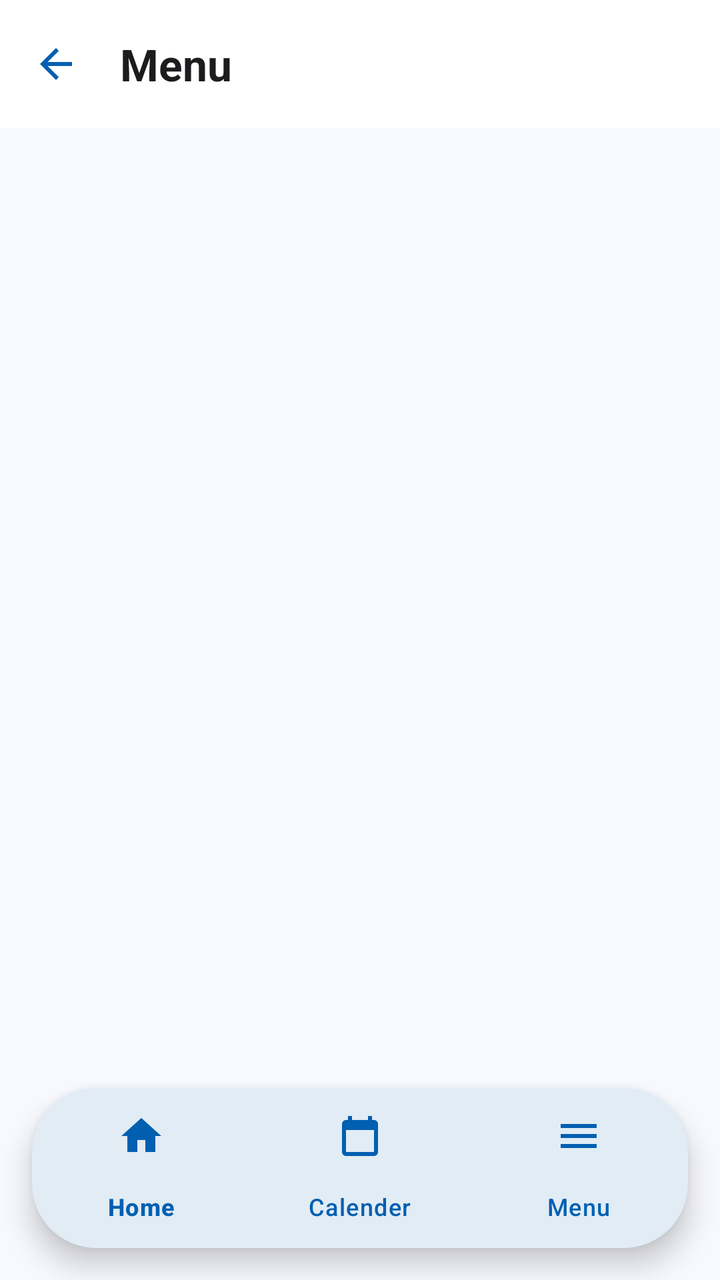
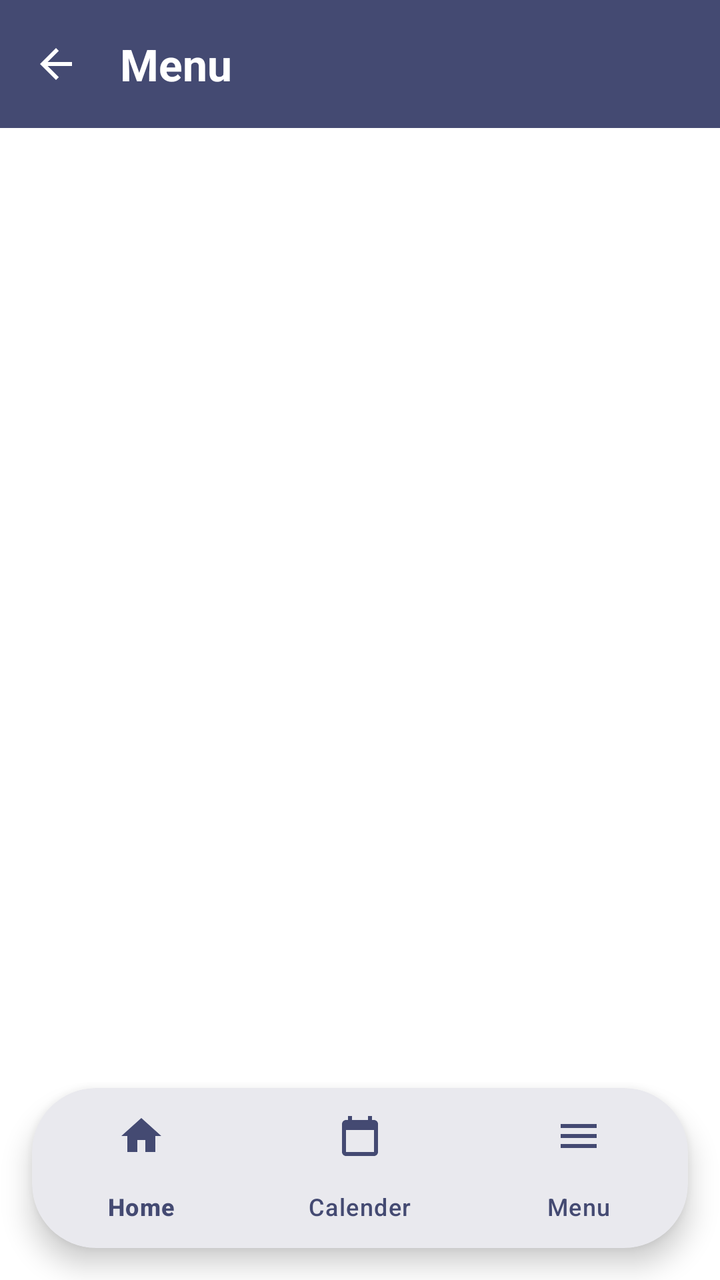

Two renders of the same Android screen: before a commit and after it. Below are the layout's source before the change and the commit's diff.
<!-- AndroidManifest.xml: application theme Theme.MyDUET -->
<!-- res/layout/activity_menu.xml -->
<?xml version="1.0" encoding="utf-8"?>
<androidx.coordinatorlayout.widget.CoordinatorLayout 
    xmlns:android="http://schemas.android.com/apk/res/android"
    xmlns:app="http://schemas.android.com/apk/res-auto"
    android:layout_width="match_parent"
    android:layout_height="match_parent"
    android:background="?android:attr/windowBackground"
    android:fitsSystemWindows="true">

    <com.google.android.material.appbar.AppBarLayout
        android:layout_width="match_parent"
        android:layout_height="wrap_content"
        android:background="?attr/colorSurface"
        app:elevation="0dp">

        <com.google.android.material.appbar.MaterialToolbar
            android:id="@+id/toolbar"
            android:layout_width="match_parent"
            android:layout_height="?attr/actionBarSize"
            android:background="?attr/colorSurface"
            app:navigationIcon="@drawable/ic_back"
            app:navigationIconTint="?attr/colorPrimary"
            app:title="Menu"
            app:titleTextColor="?attr/colorOnSurface" />
    </com.google.android.material.appbar.AppBarLayout>

    <androidx.core.widget.NestedScrollView
        android:layout_width="match_parent"
        android:layout_height="match_parent"
        android:paddingBottom="100dp"
        android:clipToPadding="false"
        app:layout_behavior="@string/appbar_scrolling_view_behavior">

        <LinearLayout
            android:layout_width="match_parent"
            android:layout_height="wrap_content"
            android:orientation="vertical"
            android:padding="16dp">

            <androidx.recyclerview.widget.RecyclerView
                android:id="@+id/rvMenuServices"
                android:layout_width="match_parent"
                android:layout_height="wrap_content"
                android:nestedScrollingEnabled="false" />

        </LinearLayout>
    </androidx.core.widget.NestedScrollView>

    <com.google.android.material.card.MaterialCardView
        android:layout_width="match_parent"
        android:layout_height="wrap_content"
        android:layout_gravity="bottom|center_horizontal"
        android:layout_margin="16dp"
        app:cardCornerRadius="32dp"
        app:cardElevation="8dp"
        app:cardBackgroundColor="?attr/colorSurface"
        app:strokeWidth="0dp">

        <com.google.android.material.bottomnavigation.BottomNavigationView
            android:id="@+id/bottom_navigation"
            android:layout_width="match_parent"
            android:layout_height="wrap_content"
            android:background="@android:color/transparent"
            app:elevation="0dp"
            app:menu="@menu/bottom_nav_menu"
            app:labelVisibilityMode="labeled"
            app:itemIconTint="@color/primary"
            app:itemTextColor="@color/primary"
            app:itemRippleColor="@color/md_theme_light_primaryContainer" />

    </com.google.android.material.card.MaterialCardView>

</androidx.coordinatorlayout.widget.CoordinatorLayout>
<!-- resources referenced by this layout -->
<resources>
  <color name="md_theme_light_primaryContainer">#D5E3FF</color>
  <color name="primary">#005FB0</color>
  <style name="Theme.MyDUET" parent="Base.Theme.MyDUET">
          <item name="android:windowAnimationStyle">@style/ActivityAnimation</item>
      </style>
  <style name="Base.Theme.MyDUET" parent="Theme.Material3.DayNight.NoActionBar">
          
          <item name="colorPrimary">@color/md_theme_light_primary</item>
          <item name="colorOnPrimary">@color/md_theme_light_onPrimary</item>
          <item name="colorPrimaryContainer">@color/md_theme_light_primaryContainer</item>
          <item name="colorOnPrimaryContainer">@color/md_theme_light_onPrimaryContainer</item>
  
          <item name="colorSecondary">@color/md_theme_light_secondary</item>
          <item name="colorOnSecondary">@color/md_theme_light_onSecondary</item>
          <item name="colorSecondaryContainer">@color/md_theme_light_secondaryContainer</item>
          <item name="colorOnSecondaryContainer">@color/md_theme_light_onSecondaryContainer</item>
  
          <item name="android:windowBackground">@color/md_theme_light_background</item>
          <item name="colorSurface">@color/md_theme_light_surface</item>
          <item name="colorOnSurface">@color/md_theme_light_onSurface</item>
          <item name="colorSurfaceVariant">@color/md_theme_light_surfaceVariant</item>
          <item name="colorOnSurfaceVariant">@color/md_theme_light_onSurfaceVariant</item>
          <item name="colorOutline">@color/md_theme_light_outline</item>
  
          
          <item name="android:statusBarColor">@color/md_theme_light_background</item>
          <item name="android:windowLightStatusBar">true</item>
  
          
          <item name="textAppearanceHeadlineLarge">@style/TextAppearance.MyDUET.HeadlineLarge</item>
          <item name="textAppearanceTitleLarge">@style/TextAppearance.MyDUET.TitleLarge</item>
          <item name="textAppearanceBodyLarge">@style/TextAppearance.MyDUET.BodyLarge</item>
      </style>
  <style name="ActivityAnimation" parent="@android:style/Animation.Activity">
          <item name="android:activityOpenEnterAnimation">@anim/slide_in_right</item>
          <item name="android:activityOpenExitAnimation">@anim/fade_out</item>
          <item name="android:activityCloseEnterAnimation">@anim/fade_in</item>
          <item name="android:activityCloseExitAnimation">@anim/slide_out_right</item>
      </style>
  <color name="md_theme_light_primary">#005FB0</color>
  <color name="md_theme_light_onPrimary">#FFFFFF</color>
  <color name="md_theme_light_onPrimaryContainer">#001C3B</color>
  <color name="md_theme_light_secondary">#565E71</color>
  <color name="md_theme_light_onSecondary">#FFFFFF</color>
  <color name="md_theme_light_secondaryContainer">#DAE2F9</color>
  <color name="md_theme_light_onSecondaryContainer">#131C2C</color>
  <color name="md_theme_light_background">#F8F9FF</color>
  <color name="md_theme_light_surface">#FFFFFF</color>
  <color name="md_theme_light_onSurface">#1A1C1E</color>
  <color name="md_theme_light_surfaceVariant">#E0E2EC</color>
  <color name="md_theme_light_onSurfaceVariant">#44474E</color>
  <color name="md_theme_light_outline">#74777F</color>
  <style name="TextAppearance.MyDUET.HeadlineLarge" parent="TextAppearance.Material3.HeadlineLarge">
          <item name="android:textStyle">bold</item>
          <item name="android:textColor">?attr/colorOnSurface</item>
      </style>
  <style name="TextAppearance.MyDUET.TitleLarge" parent="TextAppearance.Material3.TitleLarge">
          <item name="android:textStyle">bold</item>
          <item name="android:textColor">?attr/colorOnSurface</item>
      </style>
  <style name="TextAppearance.MyDUET.BodyLarge" parent="TextAppearance.Material3.BodyLarge">
          <item name="android:textColor">?attr/colorOnSurfaceVariant</item>
      </style>
  <!-- unchanged entries left out for length: 1 -->
</resources>

<!-- the commit's change to res/layout/activity_menu.xml (unified diff, before → after) -->
@@ -10,18 +10,18 @@
     <com.google.android.material.appbar.AppBarLayout
         android:layout_width="match_parent"
         android:layout_height="wrap_content"
-        android:background="?attr/colorSurface"
-        app:elevation="0dp">
+        android:background="?attr/colorPrimary"
+        app:elevation="4dp">
 
         <com.google.android.material.appbar.MaterialToolbar
             android:id="@+id/toolbar"
             android:layout_width="match_parent"
             android:layout_height="?attr/actionBarSize"
-            android:background="?attr/colorSurface"
+            android:background="?attr/colorPrimary"
             app:navigationIcon="@drawable/ic_back"
-            app:navigationIconTint="?attr/colorPrimary"
+            app:navigationIconTint="?attr/colorOnPrimary"
             app:title="Menu"
-            app:titleTextColor="?attr/colorOnSurface" />
+            app:titleTextColor="?attr/colorOnPrimary" />
     </com.google.android.material.appbar.AppBarLayout>
 
     <androidx.core.widget.NestedScrollView
<!-- resource entries referenced after the edit -->
@@ -1,7 +1,7 @@
 <!-- resources referenced by this layout -->
 <resources>
-  <color name="md_theme_light_primaryContainer">#D5E3FF</color>
-  <color name="primary">#005FB0</color>
+  <color name="md_theme_light_primaryContainer">#DCE0EE</color>
+  <color name="primary">#444A72</color>
   <style name="Theme.MyDUET" parent="Base.Theme.MyDUET">
           <item name="android:windowAnimationStyle">@style/ActivityAnimation</item>
       </style>
@@ -25,8 +25,8 @@
           <item name="colorOutline">@color/md_theme_light_outline</item>
   
           
-          <item name="android:statusBarColor">@color/md_theme_light_background</item>
-          <item name="android:windowLightStatusBar">true</item>
+          <item name="android:statusBarColor">?attr/colorPrimary</item>
+          <item name="android:windowLightStatusBar">false</item>
   
           
           <item name="textAppearanceHeadlineLarge">@style/TextAppearance.MyDUET.HeadlineLarge</item>
@@ -39,17 +39,17 @@
           <item name="android:activityCloseEnterAnimation">@anim/fade_in</item>
           <item name="android:activityCloseExitAnimation">@anim/slide_out_right</item>
       </style>
-  <color name="md_theme_light_primary">#005FB0</color>
+  <color name="md_theme_light_primary">#444A72</color>
   <color name="md_theme_light_onPrimary">#FFFFFF</color>
-  <color name="md_theme_light_onPrimaryContainer">#001C3B</color>
-  <color name="md_theme_light_secondary">#565E71</color>
+  <color name="md_theme_light_onPrimaryContainer">#14182B</color>
+  <color name="md_theme_light_secondary">#088BB3</color>
   <color name="md_theme_light_onSecondary">#FFFFFF</color>
-  <color name="md_theme_light_secondaryContainer">#DAE2F9</color>
-  <color name="md_theme_light_onSecondaryContainer">#131C2C</color>
-  <color name="md_theme_light_background">#F8F9FF</color>
+  <color name="md_theme_light_secondaryContainer">#D7EFF7</color>
+  <color name="md_theme_light_onSecondaryContainer">#00202C</color>
+  <color name="md_theme_light_background">#FFFFFF</color>
   <color name="md_theme_light_surface">#FFFFFF</color>
   <color name="md_theme_light_onSurface">#1A1C1E</color>
-  <color name="md_theme_light_surfaceVariant">#E0E2EC</color>
+  <color name="md_theme_light_surfaceVariant">#E2E4EE</color>
   <color name="md_theme_light_onSurfaceVariant">#44474E</color>
   <color name="md_theme_light_outline">#74777F</color>
   <style name="TextAppearance.MyDUET.HeadlineLarge" parent="TextAppearance.Material3.HeadlineLarge">
